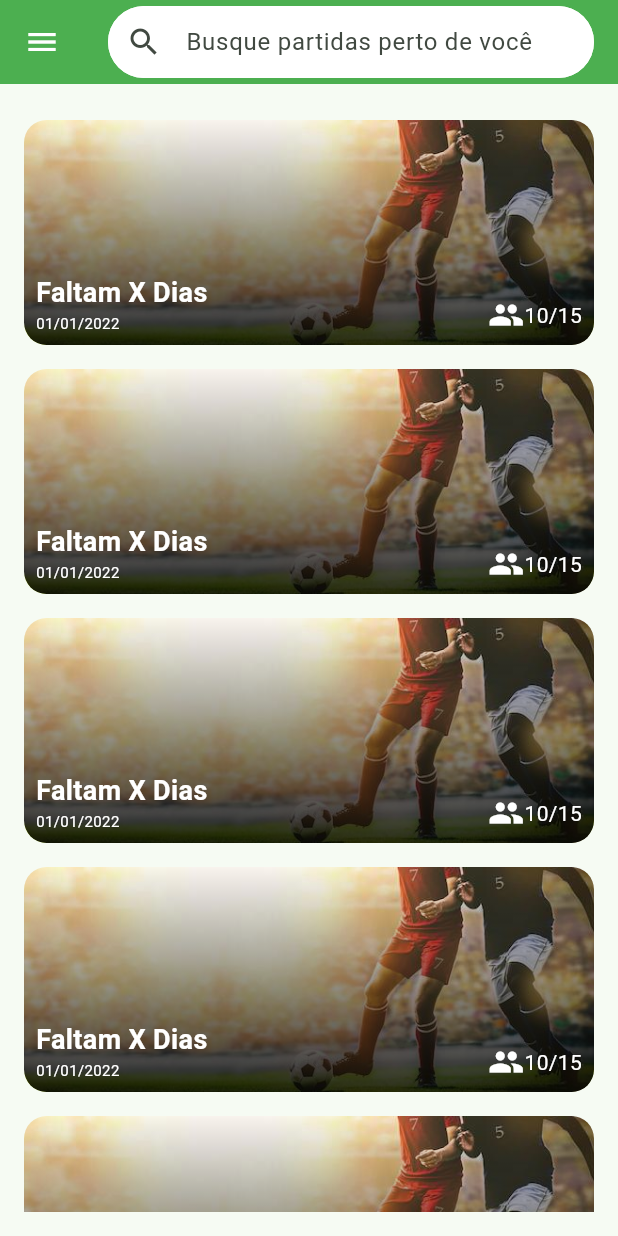
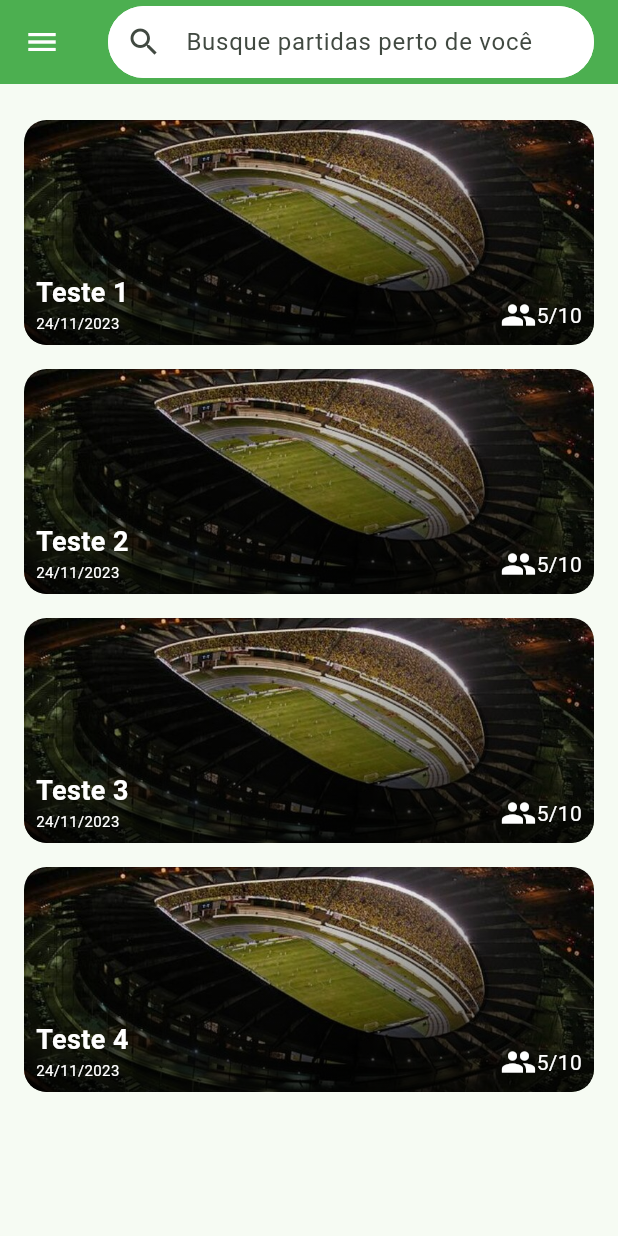
Before and after one commit to equipe-5/vem-pro-fut, a Flutter app: the Home screen opened directly, on a phone screen of 412 x 824 dp. Run offline on Flutter 3.47's test engine with Material 3 defaults, Android fonts, the phone set to English and light mode, and no system bars; our stand-ins replace image_picker; network calls fail.

Commit message:
home dinâmica

```diff
--- a/lib/src/commons/home.dart
+++ b/lib/src/commons/home.dart
@@ -2,6 +2,7 @@ import 'package:flutter/material.dart';
 import 'package:vem_pro_fut_app/src/commons/components/header_home.dart';
 import 'package:vem_pro_fut_app/src/commons/components/navbar.dart';
 import 'package:vem_pro_fut_app/src/matches/match_card.dart';
+import 'package:vem_pro_fut_app/src/model/match.dart';
 
 class Home extends StatefulWidget {
   const Home({super.key});
@@ -25,29 +26,31 @@ class _HomeState extends State<Home> {
           verticalDirection: VerticalDirection.down,
           children: [
             Expanded(
-              child: LayoutBuilder(
-                builder: (context, constraints) => ListView(
-                  scrollDirection: Axis.vertical,
-                  children: [
-                    for (int i = 0; i < 5; i++)
-                      Container(
+              child:
+                    ListView.builder(
+                      itemCount: matches.length,
+                      itemBuilder: (context, index) {
+                        return Container(
                           margin: const EdgeInsets.symmetric(
                             vertical: 8.0,
                           ),
                           child: SizedBox(
                             height: 150.0,
-                          width: constraints.maxWidth,
-                          child: const MatchCard(
-                            matchDescription: 'Faltam X Dias',
-                            memberCount: 10,
-                            maxMembers: 15,
-                            matchDate: '01/01/2022',
+                            // width: constraints.maxWidth,
+                            child: MatchCard(
+                              matchName: matches[index].matchName,
+                              memberCount: matches[index].memberCount,
+                              maxMembers: matches[index].maxMembers,
+                              matchDate: matches[index].matchDate,
+                              image: matches[index].image,
                             ),
                           ),
-                      ),
-                  ],
-                ),
-              ),
+                        );
+                      },
+                    )
+                  // ],
+                // ),
+              // ),
             ),
           ],
         ),
--- a/lib/src/matches/finished_matches.dart
+++ b/lib/src/matches/finished_matches.dart
@@ -38,10 +38,11 @@ class _FinishedMatchesState extends State<FinishedMatches> {
                           height: 150.0,
                           width: constraints.maxWidth,
                           child: const MatchCard(
-                            matchDescription: 'Encerrada',
+                            matchName: 'Encerrada',
                             memberCount: 0,
                             maxMembers: 10,
                             matchDate: '01/01/2022',
+                            image: 'assets/images/matches/partida-1.jpg',
                           ),
                         ),
                       ),
--- a/lib/src/matches/future_matches.dart
+++ b/lib/src/matches/future_matches.dart
@@ -57,10 +57,11 @@ class _FutureMatchesState extends State<FutureMatches> {
                           height: 150.0,
                           width: constraints.maxWidth,
                           child: const MatchCard(
-                            matchDescription: 'Faltam X Dias',
+                            matchName: 'Faltam X Dias',
                             memberCount: 0,
                             maxMembers: 10,
                             matchDate: '01/01/2022',
+                            image: 'assets/images/matches/partida-1.jpg',
                           ),
                         ),
                       )
--- a/lib/src/matches/match_card.dart
+++ b/lib/src/matches/match_card.dart
@@ -4,15 +4,18 @@ import 'package:vem_pro_fut_app/src/matches/view_match.dart';
 class MatchCard extends StatefulWidget {
   const MatchCard(
       {Key? key,
-      required this.matchDescription,
+      required this.matchName,
       required this.memberCount,
       required this.maxMembers,
-      required this.matchDate})
+      required this.matchDate,
+      required this.image})
       : super(key: key);
-  final String matchDescription;
+
+  final String matchName;
   final int memberCount;
   final int maxMembers;
   final String matchDate;
+  final String image;
 
   @override
   State<MatchCard> createState() => _MatchCard();
@@ -41,7 +44,7 @@ class _MatchCard extends State<MatchCard> {
                 child: Stack(
                   children: [
                     Image.asset(
-                      'assets/images/partida-de-fut.jpg',
+                      widget.image,
                       fit: BoxFit.cover,
                       height: double.infinity,
                       width: double.infinity,
@@ -69,7 +72,7 @@ class _MatchCard extends State<MatchCard> {
                           mainAxisAlignment: MainAxisAlignment.end,
                           children: [
                             Text(
-                              widget.matchDescription,
+                              widget.matchName,
                               style: const TextStyle(
                                 color: Colors.white,
                                 fontSize: 18.0,
--- /dev/null
+++ b/lib/src/model/match.dart
@@ -0,0 +1,26 @@
+import 'dart:math';
+
+List<Match> matches = [
+  Match('Teste 1', '24/11/2023', '13:00', 10, 'venhaaa', 5),
+  Match('Teste 2', '24/11/2023', '13:00', 10, 'venhaaa', 5),
+  Match('Teste 3', '24/11/2023', '13:00', 10, 'venhaaa', 5),
+  Match('Teste 4', '24/11/2023', '13:00', 10, 'venhaaa', 5),
+];
+
+List<String> images = [
+  'assets/images/matches/partida-1.jpg',
+  'assets/images/matches/partida-2.jpg',
+  'assets/images/matches/partida-3.jpeg',
+];
+
+class Match {
+  String matchName;
+  String matchDate;
+  String matchTime;
+  int maxMembers;
+  String matchDescription;
+  int memberCount;
+  String image = images[Random().nextInt(images.length)];
+  Match(this.matchName, this.matchDate, this.matchTime, this.maxMembers,
+      this.matchDescription, this.memberCount);
+}
--- a/lib/src/teams/view_team.dart
+++ b/lib/src/teams/view_team.dart
@@ -1,6 +1,7 @@
 import 'package:flutter/material.dart';
 import 'package:vem_pro_fut_app/src/commons/components/header.dart';
 import 'package:vem_pro_fut_app/src/commons/components/navbar.dart';
+import 'package:vem_pro_fut_app/src/matches/schedule_matches.dart';
 
 class ViewTeam extends StatefulWidget {
   const ViewTeam({super.key});
@@ -118,7 +119,7 @@ class _ViewTeamState extends State<ViewTeam> {
               alignment: Alignment.bottomCenter,
               child: ElevatedButton.icon(
                 onPressed: () {
-                  return;
+                  Navigator.push(context, MaterialPageRoute(builder: (context) => const ScheduleMatches()));
                 },
                 icon: const Icon(Icons.add),
                 label: const Text('Agendar nova partida'),
--- a/pubspec.yaml
+++ b/pubspec.yaml
@@ -65,6 +65,7 @@ flutter:
   # To add assets to your application, add an assets section, like this:
   assets:
     - assets/images/
+    - assets/images/matches/
 
   # An image asset can refer to one or more resolution-specific "variants", see
   # https://flutter.dev/assets-and-images/#resolution-aware
```
Also changed, not shown: lib/src/matches/create_match.dart (+33 -8 lines), assets/images/matches/partida-1.jpg (renamed from assets/images/partida-de-fut.jpg), assets/images/matches/partida-2.jpg (added), assets/images/matches/partida-3.jpeg (added). Lines whose indentation alone changed are shown as unchanged.
